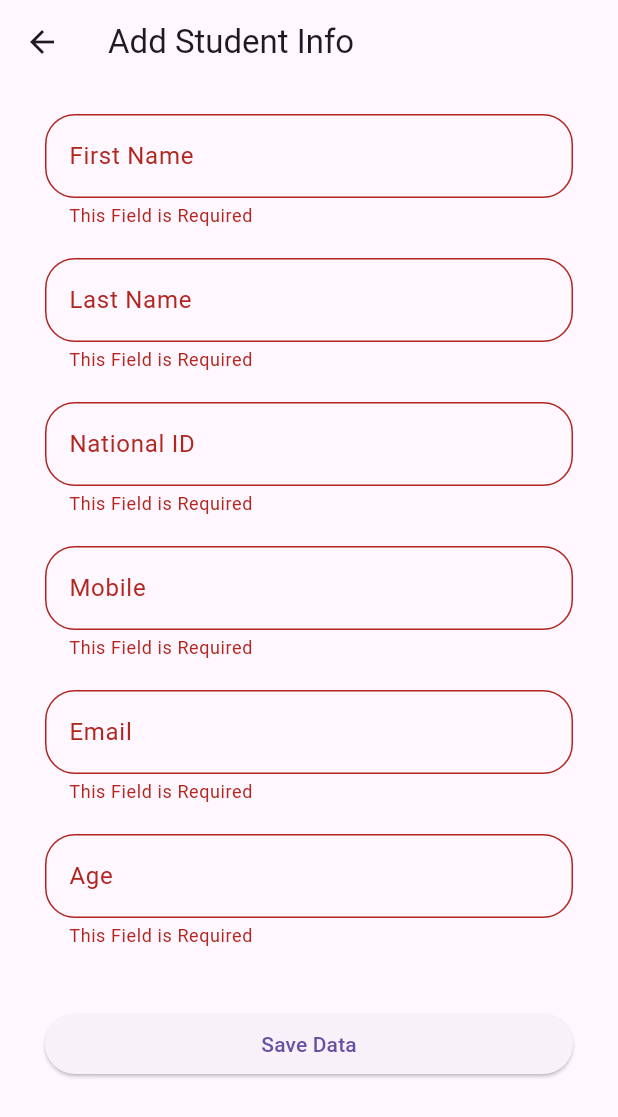
After one commit to hebamsamy/flutter-app, a Flutter app: the AddStudentScreen screen opened by its route, after a tap on "Save Data", on a phone screen of 412 x 824 dp. The commit adds this screen. Shown: the top 1117 px of the screen. Run offline on Flutter 3.47's test engine with Material 3 defaults, Android fonts, the phone set to English and light mode, and no system bars.

Commit message:
Day three - part one

```diff
--- /dev/null
+++ b/lib/MOdels/student.dart
@@ -0,0 +1,26 @@
+class RegisterdStudent{
+  String FirstName;
+  String LastName;
+  String Mobile;
+  String Email;
+  String NationalID;
+  int Age;
+
+  RegisterdStudent({
+    required this.FirstName,
+    required this.LastName,
+    required this.Email,
+    required this.NationalID,
+    required this.Mobile,
+    required this.Age,
+  });
+
+}
+// {
+//   "FirstName": "string",
+//   "LastName": "string",
+//   "Mobile": "string",
+//   "Email": "string",
+//   "NationalID": "string",
+//   "Age": 0
+// }
--- /dev/null
+++ b/lib/addstudentscreen.dart
@@ -0,0 +1,182 @@
+import 'package:app/MOdels/student.dart';
+import 'package:flutter/cupertino.dart';
+import 'package:flutter/material.dart';
+
+class AddStudentScreen extends StatefulWidget {
+  const AddStudentScreen({super.key});
+
+  @override
+  State<AddStudentScreen> createState() => _AddStudentScreenState();
+}
+
+class _AddStudentScreenState extends State<AddStudentScreen> {
+  bool isShowing = false;
+  var formkey = GlobalKey<FormState>();
+  RegisterdStudent student = RegisterdStudent(
+      FirstName: "",
+      LastName: "",
+      Email: "",
+      NationalID: "",
+      Mobile: "",
+      Age: 18);
+  save() {
+    //null
+    formkey.currentState!.validate();
+  }
+
+  @override
+  Widget build(BuildContext context) {
+    return Scaffold(
+      appBar: AppBar(
+        title: Text("Add Student Info"),
+      ),
+      body: Padding(
+        padding: const EdgeInsets.symmetric(vertical: 20.0, horizontal: 30),
+        child: Form(
+            key: formkey,
+            child: ListView(
+              children: [
+                TextFormField(
+                  validator: (value) {
+                    if (value == null || value.isEmpty) {
+                      return "This Field is Required";
+                    } else if (value.length < 3) {
+                      return "Name must be more than 3 letter";
+                    } else {
+                      return null;
+                    }
+                  },
+                  keyboardType: TextInputType.text,
+                  decoration: InputDecoration(
+                      label: Text("First Name"),
+                      border: OutlineInputBorder(
+                          borderRadius: BorderRadius.circular(20))),
+                ),
+                SizedBox(
+                  height: 20,
+                ),
+                TextFormField(
+                  validator: (value) {
+                    if (value == null || value.isEmpty) {
+                      return "This Field is Required";
+                    } else if (value.length < 3) {
+                      return "Name must be more than 3 letter";
+                    } else {
+                      return null;
+                    }
+                  },
+                  keyboardType: TextInputType.text,
+                  decoration: InputDecoration(
+                      label: Text("Last Name"),
+                      border: OutlineInputBorder(
+                          borderRadius: BorderRadius.circular(20))),
+                ),
+                SizedBox(
+                  height: 20,
+                ),
+                TextFormField(
+                  validator: (value) {
+                    if (value == null || value.isEmpty) {
+                      return "This Field is Required";
+                    } else if (value.length < 3) {
+                      return "Name must be more than 3 letter";
+                    } else {
+                      return null;
+                    }
+                  },
+                  keyboardType: TextInputType.number,
+                  decoration: InputDecoration(
+                      label: Text("National ID"),
+                      border: OutlineInputBorder(
+                          borderRadius: BorderRadius.circular(20))),
+                ),
+                SizedBox(
+                  height: 20,
+                ),
+                TextFormField(
+                  validator: (value) {
+                    if (value == null || value.isEmpty) {
+                      return "This Field is Required";
+                    } else if (value.length < 3) {
+                      return "Name must be more than 3 letter";
+                    } else {
+                      return null;
+                    }
+                  },
+                  keyboardType: TextInputType.phone,
+                  decoration: InputDecoration(
+                      label: Text("Mobile"),
+                      border: OutlineInputBorder(
+                          borderRadius: BorderRadius.circular(20))),
+                ),
+                SizedBox(
+                  height: 20,
+                ),
+                TextFormField(
+                  validator: (value) {
+                    if (value == null || value.isEmpty) {
+                      return "This Field is Required";
+                    } else if (value.length < 3) {
+                      return "Name must be more than 3 letter";
+                    } else {
+                      return null;
+                    }
+                  },
+                  keyboardType: TextInputType.emailAddress,
+                  decoration: InputDecoration(
+                      label: Text("Email"),
+                      border: OutlineInputBorder(
+                          borderRadius: BorderRadius.circular(20))),
+                ),
+                SizedBox(
+                  height: 20,
+                ),
+                TextFormField(
+                  validator: (value) {
+                    if (value == null || value.isEmpty) {
+                      return "This Field is Required";
+                    } else if (value.length < 3) {
+                      return "Name must be more than 3 letter";
+                    } else {
+                      return null;
+                    }
+                  },
+                  keyboardType: TextInputType.number,
+                  decoration: InputDecoration(
+                      label: Text("Age"),
+                      border: OutlineInputBorder(
+                          borderRadius: BorderRadius.circular(20))),
+                ),
+                SizedBox(
+                  height: 20,
+                ),
+                // TextFormField(
+                //   obscureText: isShowing ,
+                //   keyboardType: TextInputType.text,
+                //   decoration: InputDecoration(
+                //     suffix: InkWell(
+                //       onTap: (){
+                //         setState(() {
+                //           isShowing = !isShowing;
+                //         });
+                //       },
+                //       child:isShowing? Icon(Icons.remove_red_eye):Icon(Icons.remove_red_eye_outlined),
+                //     ),
+                //       label: Text("Password"),
+                //       border: OutlineInputBorder(
+                //           borderRadius: BorderRadius.circular(20))),
+                // ),
+
+                SizedBox(
+                  height: 20,
+                ),
+                ElevatedButton(
+                    onPressed: save,
+                    // onPressed:()=> save(),
+                    child: Text("Save Data"))
+              ],
+            )),
+      ),
+    );
+  }
+}
--- /dev/null
+++ b/lib/liststudentscreen.dart
@@ -0,0 +1,15 @@
+import 'package:flutter/material.dart';
+
+class ListStudentScreen extends StatefulWidget {
+  const ListStudentScreen({super.key});
+
+  @override
+  State<ListStudentScreen> createState() => _ListStudentScreenState();
+}
+
+class _ListStudentScreenState extends State<ListStudentScreen> {
+  @override
+  Widget build(BuildContext context) {
+    return Scaffold(appBar: AppBar(title: Text("Our Students"),),);
+  }
+}
--- a/lib/main.dart
+++ b/lib/main.dart
@@ -1,3 +1,5 @@
+import 'package:app/addstudentscreen.dart';
+import 'package:app/liststudentscreen.dart';
 import 'package:app/quotescreen.dart';
 import 'package:app/todoScreen.dart';
 import 'package:app/welcomescreen.dart';
@@ -15,9 +17,10 @@ class MyApp extends StatelessWidget {
     initialRoute: 'welcome',
     routes: {
       "welcome":(context)=>WelcomeScreen(),
-      "quote":(context)=>QuoteScreen(),
-      "todo":(context)=>ToDoScreen(),
-
+      // "quote":(context)=>QuoteScreen(),
+      // "todo":(context)=>ToDoScreen(),
+      "student-list":(context)=>ListStudentScreen(),
+      "add-student":(context)=>AddStudentScreen(),
     },
   );
   }
--- a/lib/quotescreen.dart
+++ b/lib/quotescreen.dart
@@ -1,5 +1,6 @@
 import 'dart:math' as math;
 
+import 'package:app/MOdels/task.dart';
 import 'package:flutter/material.dart';
 
 //Defination UI
@@ -26,14 +27,15 @@ class _QuoteScreenState extends State<QuoteScreen> {
   int flag = 0;
   @override
   Widget build(BuildContext context) {
-  var passedID = ModalRoute.of(context)!.settings.arguments as Map<String,dynamic>;
-  print(passedID);
+  Task passed = ModalRoute.of(context)!.settings.arguments as Task;
+  // print(passedID.id);
+  // print(passedID.text);
     return Scaffold(
         appBar: AppBar(
           leading: IconButton(onPressed: (){
             Navigator.of(context).pop();
           }, icon: Icon(Icons.arrow_back_ios)),
-          title: Text("Today Quate 😁"),
+          title: Text("${passed.text}"),
         ),
         body: Column(
           mainAxisAlignment: MainAxisAlignment.spaceEvenly,
--- a/lib/todoScreen.dart
+++ b/lib/todoScreen.dart
@@ -39,7 +39,7 @@ class _ToDoScreenState extends State<ToDoScreen> {
         children: toDoList
             .map((t) => ListTile(
               onTap: () {
-                Navigator.of(context).pushNamed("quote",arguments:{"id" : t.id, "msg" : "hi"});
+                Navigator.of(context).pushNamed("quote",arguments:t);
               },
                   title: Text(
                     t.text,
--- a/lib/welcomescreen.dart
+++ b/lib/welcomescreen.dart
@@ -28,11 +28,11 @@ class WelcomeScreen extends StatelessWidget {
               ],
             ),
             TextButton(onPressed: (){
-              Navigator.of(context).pushNamed("quote");
-            }, child: Text("Quote")),
+              Navigator.of(context).pushNamed("add-student");
+            }, child: Text("Add Student")),
             TextButton(onPressed: (){
-               Navigator.of(context).pushNamed("todo");
-            }, child: Text("TODO")),
+               Navigator.of(context).pushNamed("student-list");
+            }, child: Text("See Students List")),
           ],
         ),
       ),
```
